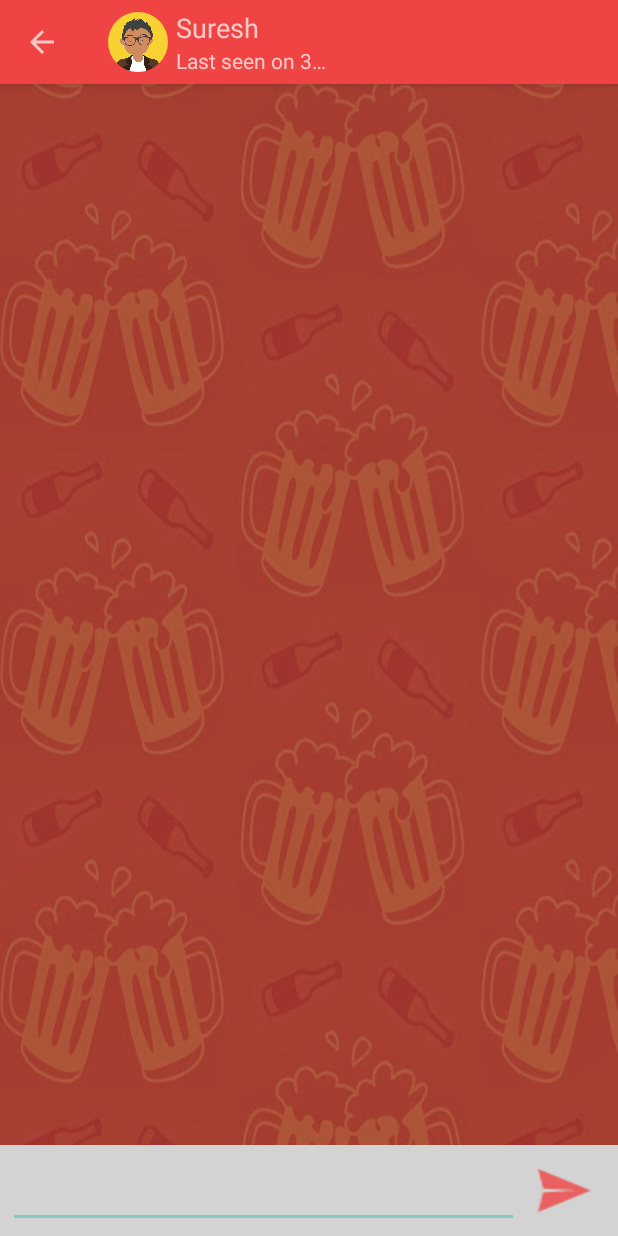
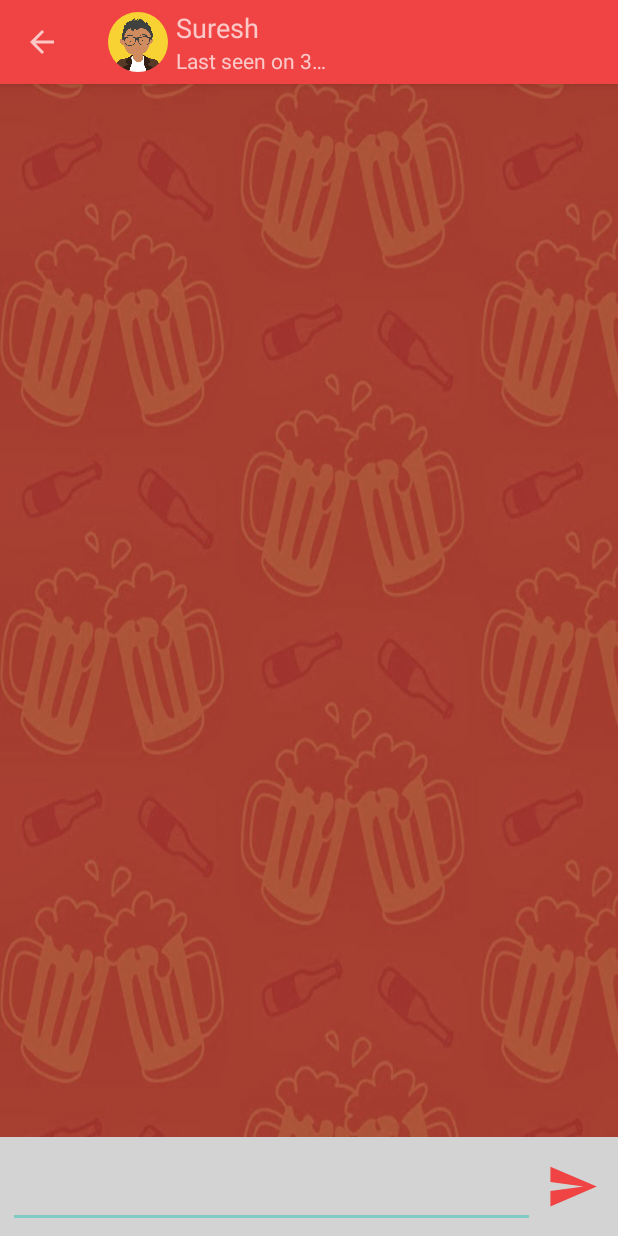
Before and after one commit to lezwon/GigPool, an Android app: the ChatMessagesActivity screen opened directly, with no data from a screen before it, on a phone screen of 412 x 824 dp. Run offline under Robolectric (Android 15) with nearby library versions, the phone set to English and light mode, and no system bars; our stand-ins replace CircleImageView; libraries missing offline, so code that uses them is left out: com.rockerhieu.emojicon; plain views replace EmojiconEditText; 3 statements that could not run were skipped.

Commit message:
changed fragment initialisation back button fragment close backspace emoji

```diff
--- a/app/src/main/java/test/lezwon/firstapp/ChatMessagesActivity.java
+++ b/app/src/main/java/test/lezwon/firstapp/ChatMessagesActivity.java
@@ -1,24 +1,31 @@
 package test.lezwon.firstapp;
 
+import android.graphics.Color;
 import android.os.Bundle;
+import android.support.v4.app.Fragment;
+import android.support.v4.app.FragmentManager;
 import android.support.v7.app.ActionBar;
 import android.support.v7.app.AppCompatActivity;
 import android.support.v7.widget.Toolbar;
-import android.view.LayoutInflater;
-import android.view.MenuItem;
-import android.view.View;
-import android.view.ViewGroup;
+import android.view.*;
 import com.rockerhieu.emojicon.EmojiconEditText;
 import com.rockerhieu.emojicon.EmojiconGridFragment;
 import com.rockerhieu.emojicon.EmojiconsFragment;
 import com.rockerhieu.emojicon.emoji.Emojicon;
-import de.hdodenhof.circleimageview.CircleImageView;
+
+//todo attachment button
+//todo emoji/keyboard toggle button
 
 public class ChatMessagesActivity extends AppCompatActivity implements Toolbar.OnMenuItemClickListener,
         EmojiconGridFragment.OnEmojiconClickedListener,
         EmojiconsFragment.OnEmojiconBackspaceClickedListener  {
 
     private boolean emojiKeyboardOpen = false;
+    private EmojiconEditText emojiconEditText;
+    private FragmentManager supportFragmentManager = getSupportFragmentManager();
+    private ViewGroup fragmentContainer;
+    private ViewGroup.LayoutParams layoutParams;
+    private EmojiconsFragment emojiconsFragment = new EmojiconsFragment();
 
     @Override
     protected void onCreate(Bundle savedInstanceState) {
@@ -26,6 +33,13 @@ public class ChatMessagesActivity extends AppCompatActivity implements Toolbar.O
 
         super.onCreate(savedInstanceState);
         setContentView(R.layout.activity_chat_messages);
+
+        emojiconEditText = (EmojiconEditText) findViewById(R.id.chat_textbox);
+        fragmentContainer = (ViewGroup) findViewById(R.id.emojicons_container);
+        layoutParams = fragmentContainer.getLayoutParams();
+
+        supportFragmentManager.beginTransaction().add(R.id.emojicons_container, emojiconsFragment).commit();
+
 
 
         if(savedInstanceState == null){
@@ -35,8 +49,6 @@ public class ChatMessagesActivity extends AppCompatActivity implements Toolbar.O
         else {
             name = (String) savedInstanceState.getSerializable("EXTRA_CHAT_NAME");
         }
-
-
 
 
         /*material design toolbar*/
@@ -57,6 +69,8 @@ public class ChatMessagesActivity extends AppCompatActivity implements Toolbar.O
         actionBar.setDisplayHomeAsUpEnabled(true);
 
         toolbar.setOnMenuItemClickListener(this);
+
+        this.getWindow().setSoftInputMode(WindowManager.LayoutParams.SOFT_INPUT_STATE_ALWAYS_HIDDEN);
     }
 
     //TODO go to precious activity by default
@@ -75,35 +89,42 @@ public class ChatMessagesActivity extends AppCompatActivity implements Toolbar.O
     }
 
     @Override
+    public void onBackPressed(){
+        if(emojiKeyboardOpen){
+            layoutParams.height = 0;
+            fragmentContainer.setLayoutParams(layoutParams);
+            emojiKeyboardOpen = false;
+            return;
+        }
+
+        super.onBackPressed();
+    }
+
+    @Override
     public void onEmojiconClicked(Emojicon emojicon) {
-        EmojiconEditText chatBox = (EmojiconEditText) findViewById(R.id.chat_textbox);
-        chatBox.append(emojicon.getEmoji());
+        EmojiconsFragment.input(emojiconEditText,emojicon);
     }
 
     @Override
     public void onEmojiconBackspaceClicked(View v) {
-
+        EmojiconsFragment.backspace(emojiconEditText);
     }
 
     //todo go button string
 
     public void openEmoji(View view){
-
-        ViewGroup fragmentContainer = (ViewGroup) findViewById(R.id.emojicons);
-        ViewGroup.LayoutParams layoutParams = fragmentContainer.getLayoutParams();
+        layoutParams = fragmentContainer.getLayoutParams();
 
         if(emojiKeyboardOpen){
             layoutParams.height = 0;
-            fragmentContainer.removeAllViews();
             emojiKeyboardOpen = false;
         }
         else{
-            layoutParams.height = 250;
-            getSupportFragmentManager().beginTransaction().add(R.id.emojicons,new EmojiconGridFragment()).commit();
+            layoutParams.height = 350;
             emojiKeyboardOpen = true;
         }
 
+        fragmentContainer.setLayoutParams(layoutParams);
+
     }
-
-
 }
--- /dev/null
+++ b/app/src/main/res/drawable/ic_send.xml
@@ -0,0 +1,4 @@
+<vector android:height="35dp" android:viewportHeight="24.0"
+    android:viewportWidth="24.0" android:width="35dp" xmlns:android="http://schemas.android.com/apk/res/android">
+    <path android:fillColor="#FF000000" android:pathData="M2.01,21L23,12 2.01,3 2,10l15,2 -15,2z"/>
+</vector>
--- a/app/src/main/res/layout/activity_chat_messages.xml
+++ b/app/src/main/res/layout/activity_chat_messages.xml
@@ -3,6 +3,7 @@
         xmlns:android="http://schemas.android.com/apk/res/android"
         xmlns:tools="http://schemas.android.com/tools"
         xmlns:emojicon="http://schemas.android.com/apk/res-auto"
+        xmlns:app="http://schemas.android.com/apk/res-auto"
         android:layout_width="match_parent"
         android:layout_height="match_parent"
         android:background="@drawable/chat_bg"
@@ -19,9 +20,8 @@
                 android:orientation="horizontal"
                 android:weightSum="1"
                 android:padding="5dp"
-                android:layout_alignParentBottom="false"
-                android:layout_above="@+id/emojicons"
                 android:background="@color/LightGrey"
+                android:layout_above="@+id/emojicons_container"
         >
 
                 <com.rockerhieu.emojicon.EmojiconEditText
@@ -30,32 +30,31 @@
                         android:layout_height="match_parent"
                         android:inputType="textMultiLine"
                         android:textColor="@color/Black"
-                        android:cursorVisible="true"
+
                         android:padding="10dp"
                         android:singleLine="true"
                         android:textCursorDrawable="@null"
                         android:layout_width="0dp"
-                        android:layout_weight=".85"
+                        android:layout_weight="1"
                 />
 
-                <Button
-                        android:layout_width="0dp"
-                        android:layout_height="50dp"
-                        android:layout_weight=".15"
-                        android:padding="0dp"
+                <ImageButton
+                        android:layout_width="50dp"
+                        android:layout_height="match_parent"
                         android:layout_margin="0dp"
-                        android:background="@drawable/ic_action_name"
+                        android:src="@drawable/ic_send"
                         android:onClick="openEmoji"
                         android:textSize="12sp"
+                        android:tint="@color/VibrantRed"
                         style="?android:attr/borderlessButtonStyle"
                 />
 
         </LinearLayout>
 
         <FrameLayout
-                android:id="@+id/emojicons"
+                android:id="@+id/emojicons_container"
                 android:layout_width="match_parent"
-                android:layout_height="wrap_content"
+                android:layout_height="0dp"
                 android:layout_alignParentBottom="true"
                 android:background="@color/LightGrey"
         />
```
Also changed, not shown: app/src/main/res/drawable-hdpi/ic_action_name.png (deleted), app/src/main/res/drawable-mdpi/ic_action_name.png (deleted), app/src/main/res/drawable-xhdpi/ic_action_name.png (deleted), app/src/main/res/drawable-xxhdpi/ic_action_name.png (deleted), app/src/main/res/drawable/ic_action_settings.png (deleted).
